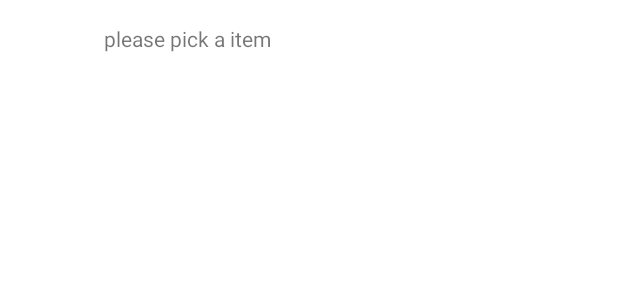
After one commit to M0hsen12/Currency-Exchanger, an Android app: the layout dialog_picker.xml on its own in the app's theme, with its tools: preview values and no code run, on a phone screen of 412 x 824 dp. The commit adds this screen. Shown: the top 300 px of the screen. Run offline under Robolectric (Android 15) with nearby library versions, the phone set to English and light mode, and no system bars.

Commit message:
feat/init currency picker

```diff
--- /dev/null
+++ b/app/src/main/res/layout/dialog_picker.xml
@@ -0,0 +1,31 @@
+<?xml version="1.0" encoding="utf-8"?>
+<layout xmlns:app="http://schemas.android.com/apk/res-auto"
+    xmlns:android="http://schemas.android.com/apk/res/android"
+    xmlns:tools="http://schemas.android.com/tools">
+    <androidx.constraintlayout.widget.ConstraintLayout
+        android:layout_width="250dp"
+        android:layout_height="wrap_content"
+        android:background="@color/white">
+
+        <TextView
+            android:id="@+id/picker_title"
+            android:layout_width="wrap_content"
+            android:layout_height="wrap_content"
+            android:padding="16dp"
+            tools:text="please pick a item"
+            app:layout_constraintEnd_toEndOf="parent"
+            app:layout_constraintStart_toStartOf="parent"
+            app:layout_constraintTop_toTopOf="parent" />
+
+        <androidx.recyclerview.widget.RecyclerView
+            android:id="@+id/picker_rv"
+            android:layout_width="250dp"
+            android:layout_height="wrap_content"
+            android:layout_marginTop="16dp"
+            android:layout_marginBottom="32dp"
+            app:layout_constraintBottom_toBottomOf="parent"
+            app:layout_constraintEnd_toEndOf="parent"
+            app:layout_constraintStart_toStartOf="parent"
+            app:layout_constraintTop_toBottomOf="@+id/picker_title" />
+    </androidx.constraintlayout.widget.ConstraintLayout>
+</layout>
--- a/app/src/main/res/values/strings.xml
+++ b/app/src/main/res/values/strings.xml
@@ -8,4 +8,7 @@
     <string name="submit_txt">Submit</string>
     <string name="eur">EUR</string>
     <string name="usd">USD</string>
+    <string name="sell_currency_txt">pleas pick currency for sell</string>
+    <string name="buy_currency_txt">pleas pick currency for buy</string>
+    <string name="same_currency">both sell and receive currency cant be the same, please change one currency</string>
 </resources>
```
Also changed, not shown: app/src/main/java/com/paysera/currencyexchanger/util/DialogHelper.kt (+30 -0 lines), app/src/main/java/com/paysera/currencyexchanger/view/activities/main/MainActivity.kt (+42 -6 lines), app/src/main/java/com/paysera/currencyexchanger/view/adapters/DialogPickerAdapter.kt (added, +53 -0 lines), app/src/main/java/com/paysera/currencyexchanger/viewModel/activities/main/MainActivityViewModel.kt (+11 -3 lines), app/src/main/res/layout/activity_main.xml (+4 -4 lines), app/src/main/res/layout/item_dialog_picker.xml (added, +34 -0 lines).
